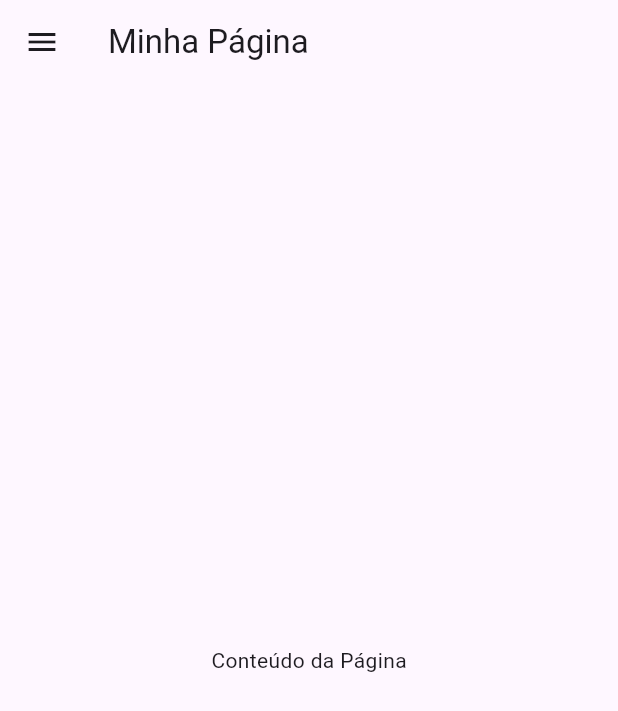
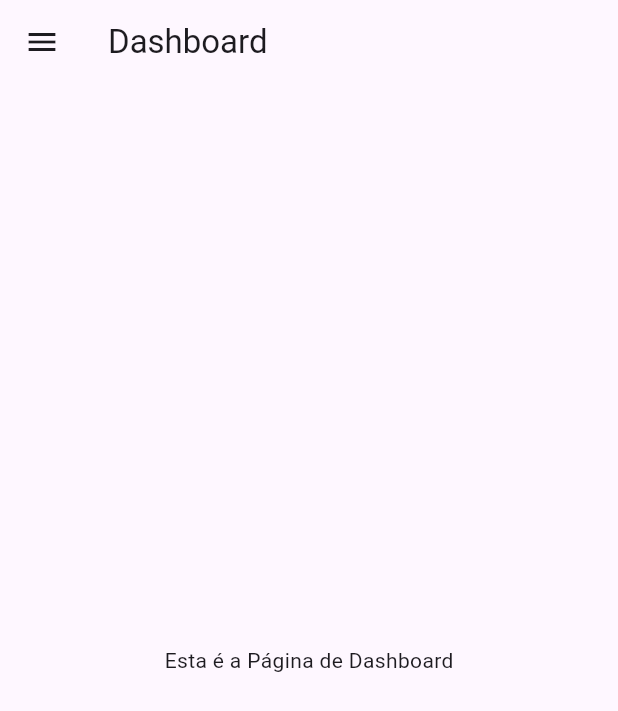
Before and after one commit to Grupo01Biopark/SagaFlutter, a Flutter app: the screen it shows after launch, on a phone screen of 412 x 824 dp. Shown: the top 711 px of the screen. Run offline on Flutter 3.47's test engine with Material 3 defaults, Android fonts, the light colour scheme and no system bars.

Commit message:
ajustes para inicio do projeto

```diff
--- /dev/null
+++ b/lib/app.dart
@@ -0,0 +1,32 @@
+import 'package:flutter/material.dart';
+import 'package:provider/provider.dart';
+import 'package:saga_flutter_app/pages/dashboard/dashboard.dart';
+import 'package:saga_flutter_app/pages/formulario/formulario.dart';
+import 'widgets/main_scaffold.dart';
+import 'theme/theme_notifier.dart';
+
+class MyApp extends StatelessWidget {
+  @override
+  Widget build(BuildContext context) {
+    return Consumer<ThemeNotifier>(
+      builder: (context, themeNotifier, child) {
+        return MaterialApp(
+          title: 'Flutter Demo',
+          debugShowCheckedModeBanner: false,
+          theme: themeNotifier.currentTheme,
+          initialRoute: '/dashboard',
+          routes: {
+            '/dashboard': (context) => MainScaffold(
+                  body: DashboardPage(),
+                  title: 'Dashboard',
+                ),
+            '/forms': (context) => MainScaffold(
+                  body: FormularioPage(),
+                  title: 'Formulario',
+                ),
+          },
+        );
+      },
+    );
+  }
+}
--- a/lib/main.dart
+++ b/lib/main.dart
@@ -1,54 +1,13 @@
 import 'package:flutter/material.dart';
-import 'sidebar.dart'; // Importa o arquivo sidebar.dart
+import 'package:provider/provider.dart';
+import 'app.dart';
+import 'theme/theme_notifier.dart';
 
 void main() {
-  runApp(MyApp());
+  runApp(
+    ChangeNotifierProvider<ThemeNotifier>(
+      create: (_) => ThemeNotifier(),
+      child: MyApp(),
+    ),
+  );
 }
-
-class MyApp extends StatefulWidget {
-  @override
-  _MyAppState createState() => _MyAppState();
-}
-
-class _MyAppState extends State<MyApp> {
-  bool _isDarkMode = false;
-
-  @override
-  Widget build(BuildContext context) {
-    return MaterialApp(
-      theme: _isDarkMode ? ThemeData.dark() : ThemeData.light(),
-      debugShowCheckedModeBanner: false,
-      home: HomePage(
-        isDarkMode: _isDarkMode,
-        onThemeChanged: (bool value) {
-          setState(() {
-            _isDarkMode = value;
-          });
-        },
-      ),
-    );
-  }
-}
-
-class HomePage extends StatelessWidget {
-  final bool isDarkMode;
-  final ValueChanged<bool> onThemeChanged;
-
-  HomePage({required this.isDarkMode, required this.onThemeChanged});
-
-  @override
-  Widget build(BuildContext context) {
-    return Scaffold(
-      appBar: AppBar(
-        title: Text('Minha Página'),
-      ),
-      drawer: CustomDrawer(
-        isDarkMode: isDarkMode,
-        onThemeChanged: onThemeChanged,
-      ),
-      body: Center(
-        child: Text('Conteúdo da Página'),
-      ),
-    );
-  }
-}
--- /dev/null
+++ b/lib/pages/dashboard/dashboard.dart
@@ -0,0 +1,8 @@
+import 'package:flutter/material.dart';
+
+class DashboardPage extends StatelessWidget {
+  @override
+  Widget build(BuildContext context) {
+    return Center(child: Text('Esta é a Página de Dashboard'));
+  }
+}
--- /dev/null
+++ b/lib/pages/formulario/formulario.dart
@@ -0,0 +1,8 @@
+import 'package:flutter/material.dart';
+
+class FormularioPage extends StatelessWidget {
+  @override
+  Widget build(BuildContext context) {
+    return Center(child: Text('Esta é a Página de Formulario'));
+  }
+}
--- /dev/null
+++ b/lib/theme/theme_notifier.dart
@@ -0,0 +1,15 @@
+import 'package:flutter/material.dart';
+
+class ThemeNotifier with ChangeNotifier {
+  bool _isDarkMode = false;
+  ThemeData _currentTheme = ThemeData.light();
+
+  bool get isDarkMode => _isDarkMode;
+  ThemeData get currentTheme => _currentTheme;
+
+  void toggleTheme() {
+    _isDarkMode = !_isDarkMode;
+    _currentTheme = _isDarkMode ? ThemeData.dark() : ThemeData.light();
+    notifyListeners();
+  }
+}
--- /dev/null
+++ b/lib/widgets/main_scaffold.dart
@@ -0,0 +1,30 @@
+import 'package:flutter/material.dart';
+import 'package:provider/provider.dart';
+import '../theme/theme_notifier.dart';
+import 'custom_drawer.dart';
+
+class MainScaffold extends StatelessWidget {
+  final Widget body;
+  final String title;
+
+  const MainScaffold({Key? key, required this.body, required this.title})
+      : super(key: key);
+
+  @override
+  Widget build(BuildContext context) {
+    final themeNotifier = Provider.of<ThemeNotifier>(context);
+
+    return Scaffold(
+      appBar: AppBar(
+        title: Text(title),
+      ),
+      drawer: CustomDrawer(
+        isDarkMode: themeNotifier.isDarkMode,
+        onThemeChanged: (isDark) {
+          themeNotifier.toggleTheme();
+        },
+      ),
+      body: body,
+    );
+  }
+}
--- a/pubspec.yaml
+++ b/pubspec.yaml
@@ -30,6 +30,8 @@ environment:
 dependencies:
   flutter:
     sdk: flutter
+
+  provider: ^6.0.1
 
 
   # The following adds the Cupertino Icons font to your application.
```
Also changed, not shown: lib/widgets/custom_drawer.dart (renamed from lib/sidebar.dart, +8 -8 lines), pubspec.lock.
